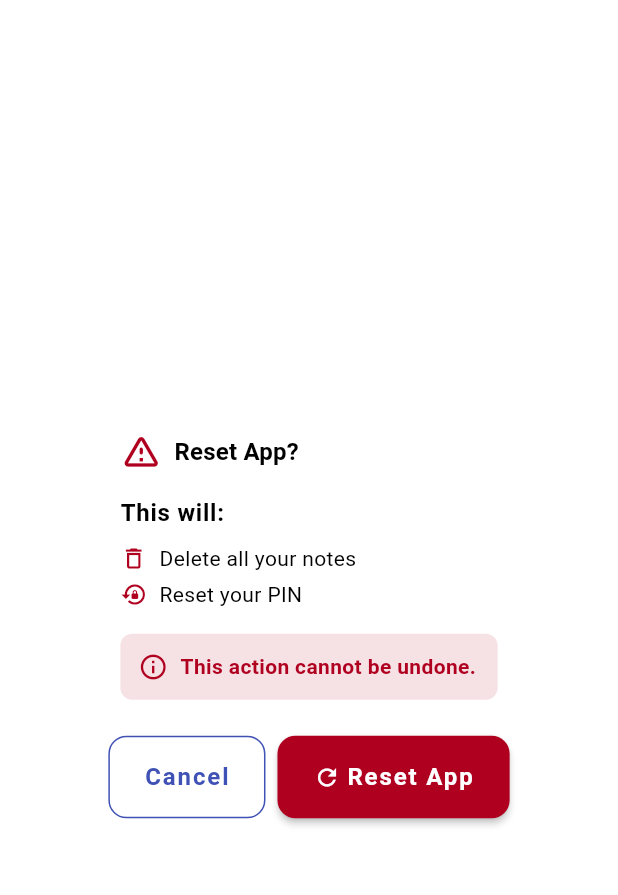
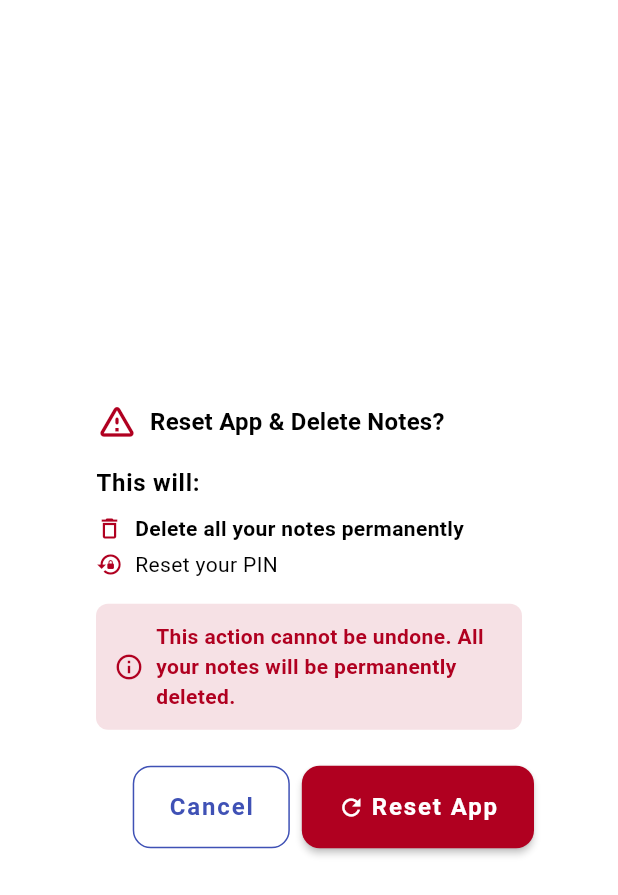
Before and after one commit to sufiyansakkeer/secure-note-app, a Flutter app: the ForgotPinDialog widget shown alone on an empty page, opened directly, on a phone screen of 412 x 824 dp. Shown: the top 895 px of the screen. Run offline on Flutter 3.47's test engine with Material 3 defaults, Android fonts, the light colour scheme and no system bars; our stand-ins replace dartz, equatable, flutter_secure_storage, get_it, hive, hive_flutter; accounts and stored records are empty.

Commit message:
Enhance Forgot PIN dialog to clear notes data and update UI prompts for clarity

```diff
--- a/lib/features/auth/presentation/widgets/forgot_pin_dialog.dart
+++ b/lib/features/auth/presentation/widgets/forgot_pin_dialog.dart
@@ -1,6 +1,7 @@
 import 'package:flutter/material.dart';
 import 'package:provider/provider.dart';
 import '../../presentation/bloc/auth_provider.dart';
+import '../../../notes/presentation/bloc/notes_provider.dart';
 import '../pages/pin_setup_page.dart';
 
 class ForgotPinDialog extends StatefulWidget {
@@ -20,6 +21,27 @@ class _ForgotPinDialogState extends State<ForgotPinDialog> {
       _isLoading = true;
     });
 
+    // First, clear all notes data
+    final notesProvider = Provider.of<NotesProvider>(context, listen: false);
+    final notesCleared = await notesProvider.clearAllNotes();
+
+    if (!mounted) return;
+
+    if (!notesCleared) {
+      setState(() {
+        _isLoading = false;
+      });
+      Navigator.of(context).pop();
+      ScaffoldMessenger.of(context).showSnackBar(
+        const SnackBar(
+          content: Text('Failed to clear notes data. Please try again.'),
+          backgroundColor: Colors.red,
+        ),
+      );
+      return;
+    }
+
+    // Then reset the app (clear PIN and first launch flag)
     final authProvider = Provider.of<AuthProvider>(context, listen: false);
     final success = await authProvider.resetApplication();
 
@@ -57,7 +79,7 @@ class _ForgotPinDialogState extends State<ForgotPinDialog> {
           Icon(Icons.warning_amber_rounded, color: colorScheme.error, size: 28),
           const SizedBox(width: 8),
           Text(
-            'Reset App?',
+            'Reset App & Delete Notes?',
             style: textTheme.titleLarge?.copyWith(fontWeight: FontWeight.bold),
           ),
         ],
@@ -77,8 +99,10 @@ class _ForgotPinDialogState extends State<ForgotPinDialog> {
               const SizedBox(width: 8),
               Expanded(
                 child: Text(
-                  'Delete all your notes',
-                  style: textTheme.bodyMedium,
+                  'Delete all your notes permanently',
+                  style: textTheme.bodyMedium?.copyWith(
+                    fontWeight: FontWeight.bold,
+                  ),
                 ),
               ),
             ],
@@ -106,7 +130,7 @@ class _ForgotPinDialogState extends State<ForgotPinDialog> {
                 const SizedBox(width: 8),
                 Expanded(
                   child: Text(
-                    'This action cannot be undone.',
+                    'This action cannot be undone. All your notes will be permanently deleted.',
                     style: textTheme.bodyMedium?.copyWith(
                       fontWeight: FontWeight.bold,
                       color: colorScheme.error,
```
